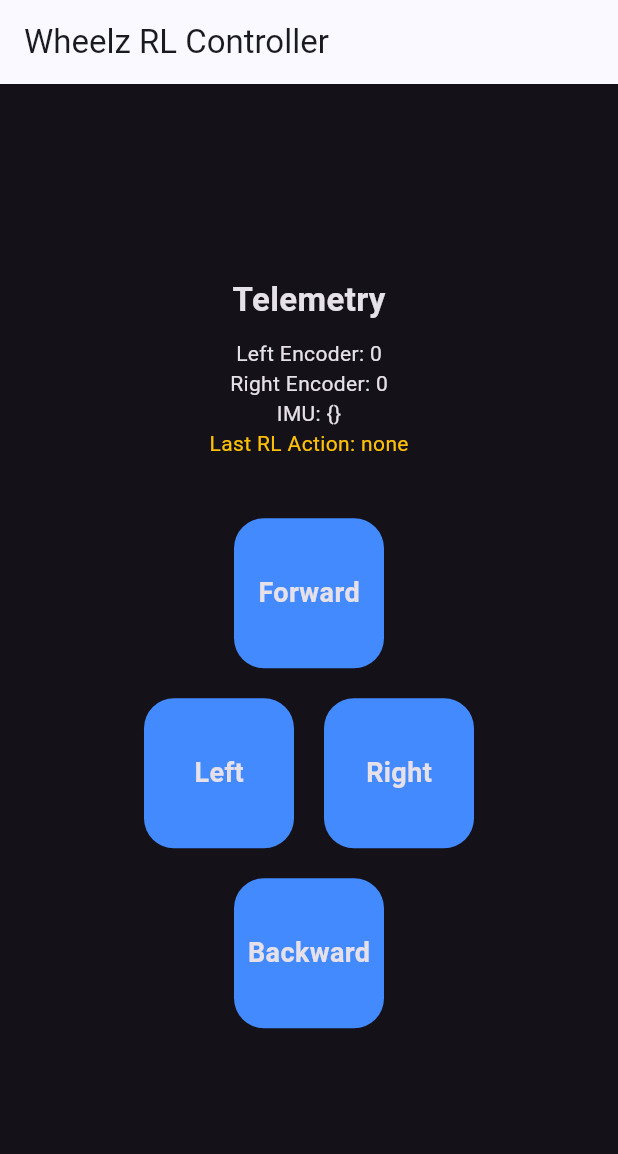
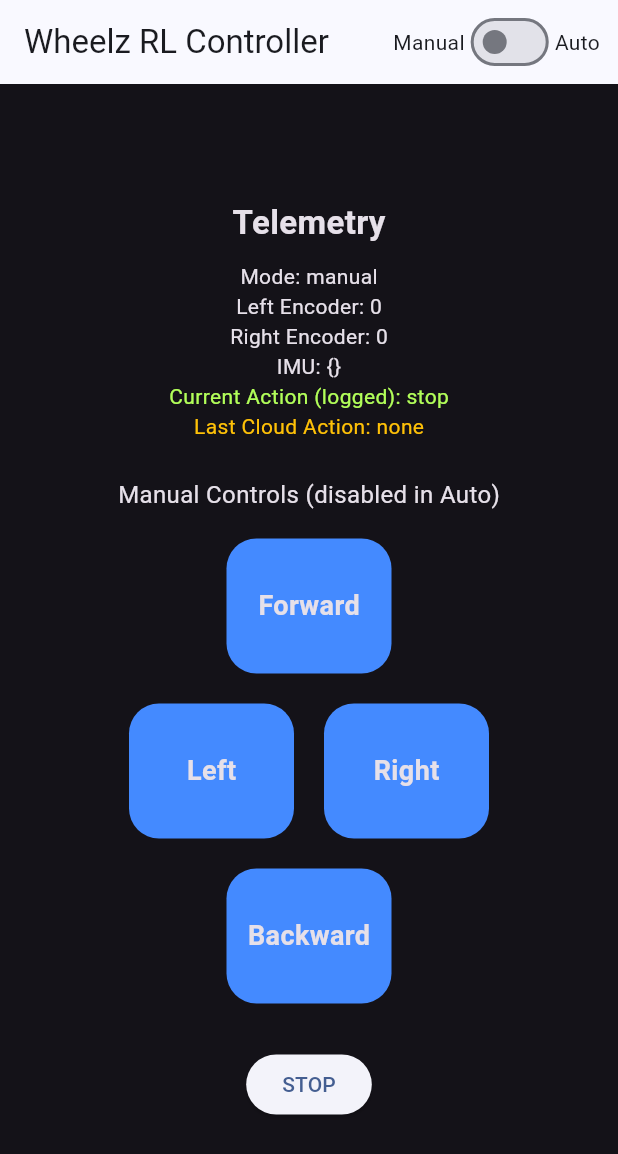
Before and after one commit to donovan-creator/Toolbox-App, a Flutter app: the screen it shows after launch, on a phone screen of 412 x 824 dp. Shown: the top 1154 px of the screen. Run offline on Flutter 3.47's test engine with Material 3 defaults, Android fonts, the phone set to English and light mode, and no system bars; network calls fail.

Commit message:
Add manual/auto mode toggle and training-ready telemetry (action + mode logging)

```diff
--- a/toolbox_app/lib/main.dart
+++ b/toolbox_app/lib/main.dart
@@ -22,6 +22,8 @@ class RobotApp extends StatelessWidget {
   }
 }
 
+enum ControlMode { manual, auto }
+
 class RobotHomePage extends StatefulWidget {
   const RobotHomePage({super.key});
 
@@ -33,17 +35,25 @@ class _RobotHomePageState extends State<RobotHomePage> {
   final String espBaseUrl = 'http://172.20.10.3'; // ESP8266 IP (hotspot)
   final String cloudUrl = 'https://wheelz-cloud.onrender.com/update'; // Render cloud server
 
+  // Telemetry
   int leftCount = 0;
   int rightCount = 0;
   Map<String, dynamic> imuData = {};
-  String lastAction = "none";
+
+  // Control / logging
+  ControlMode mode = ControlMode.manual;
+  String currentAction = "stop"; // what is being applied right now
+  String lastCloudAction = "none";
+
   Timer? updateTimer;
+
+  // Tick rate: 5 Hz = every 200ms. (You can try 100ms for 10 Hz later.)
+  static const Duration tick = Duration(milliseconds: 200);
 
   @override
   void initState() {
     super.initState();
-    // Begin automatic RL loop
-    updateTimer = Timer.periodic(const Duration(seconds: 2), (_) => syncWithCloud());
+    updateTimer = Timer.periodic(tick, (_) => syncWithCloud());
   }
 
   @override
@@ -55,69 +65,159 @@ class _RobotHomePageState extends State<RobotHomePage> {
   // ==== Fetch from ESP ====
   Future<void> fetchESPData() async {
     try {
-      final countsResponse = await http.get(Uri.parse('$espBaseUrl/counts')).timeout(const Duration(seconds: 2));
-      final imuResponse = await http.get(Uri.parse('$espBaseUrl/imu')).timeout(const Duration(seconds: 2));
+      final countsResponse = await http
+          .get(Uri.parse('$espBaseUrl/counts'))
+          .timeout(const Duration(seconds: 2));
+
+      final imuResponse = await http
+          .get(Uri.parse('$espBaseUrl/imu'))
+          .timeout(const Duration(seconds: 2));
 
       final counts = countsResponse.body.split('|');
-      final left = int.tryParse(counts[0].replaceAll(RegExp(r'[^0-9\-]'), '')) ?? leftCount;
-      final right = int.tryParse(counts[1].replaceAll(RegExp(r'[^0-9\-]'), '')) ?? rightCount;
 
+      final left =
+          int.tryParse(counts[0].replaceAll(RegExp(r'[^0-9\-]'), '')) ??
+              leftCount;
+      final right =
+          int.tryParse(counts[1].replaceAll(RegExp(r'[^0-9\-]'), '')) ??
+              rightCount;
+
+      final decodedImu = jsonDecode(imuResponse.body);
+      if (decodedImu is Map<String, dynamic>) {
         setState(() {
           leftCount = left;
           rightCount = right;
-        imuData = jsonDecode(imuResponse.body);
+          imuData = decodedImu;
         });
+      }
     } catch (e) {
       debugPrint('Error fetching ESP data: $e');
     }
   }
 
-  // ==== Send to cloud (RL) and execute action ====
+  // ==== Execute a command on ESP ====
+  Future<void> sendEspCommand(String cmd) async {
+    try {
+      await http
+          .get(Uri.parse('$espBaseUrl/$cmd'))
+          .timeout(const Duration(seconds: 2));
+    } catch (e) {
+      debugPrint('ESP command error ($cmd): $e');
+    }
+  }
+
+  // ==== Cloud sync (logging always; control only in auto mode) ====
   Future<void> syncWithCloud() async {
     await fetchESPData();
 
+    // Build payload that is training-ready
+    final payload = {
+      'timestamp': DateTime.now().millisecondsSinceEpoch,
+      'imu': imuData,
+      'counts': {'left': leftCount, 'right': rightCount},
+      'action': currentAction,
+      'mode': (mode == ControlMode.manual) ? 'manual' : 'auto',
+    };
+
     try {
-      final response = await http.post(
+      final response = await http
+          .post(
             Uri.parse(cloudUrl),
             headers: {'Content-Type': 'application/json'},
-        body: jsonEncode({
-          'imu': imuData,
-          'counts': {'left': leftCount, 'right': rightCount},
-        }),
-      );
+            body: jsonEncode(payload),
+          )
+          .timeout(const Duration(seconds: 3));
 
-      if (response.statusCode == 200) {
+      if (response.statusCode != 200) {
+        debugPrint('Cloud server error: ${response.statusCode}');
+        // Safety stop only in auto mode
+        if (mode == ControlMode.auto) {
+          await sendEspCommand('stop');
+          setState(() => currentAction = 'stop');
+        }
+        return;
+      }
+
       final decoded = jsonDecode(response.body);
       final action = decoded['action'];
-        if (action != null && action != 'none') {
-          setState(() => lastAction = action);
-          await http.get(Uri.parse('$espBaseUrl/$action')).timeout(const Duration(seconds: 2));
+
+      // Always show what cloud wanted (for debugging)
+      if (action != null) {
+        setState(() => lastCloudAction = action.toString());
       }
-        debugPrint('RL Action Executed: $action');
+
+      // IMPORTANT: only execute returned action in AUTO mode
+      if (mode == ControlMode.auto) {
+        final String act = (action ?? 'none').toString();
+
+        // Treat these as "no-op"
+        if (act.isEmpty || act == 'none' || act == 'null') {
+          return;
+        }
+
+        // If your ESP uses endpoints /forward, /backward, /left, /right, /stop
+        // make sure the server returns exactly those strings.
+        await sendEspCommand(act);
+
+        setState(() {
+          currentAction = act;
+        });
+
+        debugPrint('AUTO: Executed cloud action: $act');
       } else {
-        debugPrint('Cloud server error: ${response.statusCode}');
+        // Manual mode: do not execute cloud actions
+        debugPrint('MANUAL: Logged telemetry (cloud action ignored)');
       }
     } catch (e) {
       debugPrint('Error syncing with cloud: $e');
+
+      // Safety stop only in auto mode
+      if (mode == ControlMode.auto) {
+        await sendEspCommand('stop');
+        setState(() => currentAction = 'stop');
+      }
     }
   }
 
   // ==== Manual buttons ====
   Widget buildControlButton(String label, String command) {
     return GestureDetector(
-      onTapDown: (_) => http.get(Uri.parse('$espBaseUrl/$command')),
-      onTapUp: (_) => http.get(Uri.parse('$espBaseUrl/stop')),
-      onTapCancel: () => http.get(Uri.parse('$espBaseUrl/stop')),
+      onTapDown: (_) async {
+        // In manual mode, manual buttons drive the robot.
+        // In auto mode, you can either ignore presses or allow them as an override.
+        if (mode == ControlMode.manual) {
+          setState(() => currentAction = command);
+          await sendEspCommand(command);
+        }
+      },
+      onTapUp: (_) async {
+        if (mode == ControlMode.manual) {
+          setState(() => currentAction = 'stop');
+          await sendEspCommand('stop');
+        }
+      },
+      onTapCancel: () async {
+        if (mode == ControlMode.manual) {
+          setState(() => currentAction = 'stop');
+          await sendEspCommand('stop');
+        }
+      },
+      child: Opacity(
+        opacity: (mode == ControlMode.manual) ? 1.0 : 0.45,
         child: Container(
-        width: 100,
-        height: 100,
+          width: 110,
+          height: 90,
           margin: const EdgeInsets.all(10),
           decoration: BoxDecoration(
             color: Colors.blueAccent,
             borderRadius: BorderRadius.circular(20),
           ),
           child: Center(
-          child: Text(label, style: const TextStyle(fontSize: 18, fontWeight: FontWeight.bold)),
+            child: Text(
+              label,
+              style: const TextStyle(fontSize: 18, fontWeight: FontWeight.bold),
+            ),
+          ),
         ),
       ),
     );
@@ -127,18 +227,57 @@ class _RobotHomePageState extends State<RobotHomePage> {
   @override
   Widget build(BuildContext context) {
     return Scaffold(
-      appBar: AppBar(title: const Text('Wheelz RL Controller')),
+      appBar: AppBar(
+        title: const Text('Wheelz RL Controller'),
+        actions: [
+          Row(
+            children: [
+              const Text('Manual'),
+              Switch(
+                value: mode == ControlMode.auto,
+                onChanged: (v) async {
+                  setState(() {
+                    mode = v ? ControlMode.auto : ControlMode.manual;
+                    // If switching to manual, ensure robot isn't still moving from auto
+                    // (optional but safer)
+                  });
+
+                  if (mode == ControlMode.manual) {
+                    setState(() => currentAction = 'stop');
+                    await sendEspCommand('stop');
+                  }
+                },
+              ),
+              const Text('Auto'),
+              const SizedBox(width: 12),
+            ],
+          )
+        ],
+      ),
       body: Center(
+        child: SingleChildScrollView(
           child: Column(
             mainAxisAlignment: MainAxisAlignment.center,
             children: [
-            const Text('Telemetry', style: TextStyle(fontSize: 22, fontWeight: FontWeight.bold)),
+              const Text(
+                'Telemetry',
+                style: TextStyle(fontSize: 22, fontWeight: FontWeight.bold),
+              ),
               const SizedBox(height: 10),
+              Text('Mode: ${mode == ControlMode.manual ? "manual" : "auto"}'),
               Text('Left Encoder: $leftCount'),
               Text('Right Encoder: $rightCount'),
               Text('IMU: $imuData'),
-            Text('Last RL Action: $lastAction', style: const TextStyle(color: Colors.amber)),
-            const SizedBox(height: 30),
+              Text('Current Action (logged): $currentAction',
+                  style: const TextStyle(color: Colors.lightGreenAccent)),
+              Text('Last Cloud Action: $lastCloudAction',
+                  style: const TextStyle(color: Colors.amber)),
+              const SizedBox(height: 24),
+
+              // Manual controls
+              const Text('Manual Controls (disabled in Auto)',
+                  style: TextStyle(fontSize: 16)),
+              const SizedBox(height: 8),
               buildControlButton('Forward', 'forward'),
               Row(
                 mainAxisAlignment: MainAxisAlignment.center,
@@ -148,7 +287,17 @@ class _RobotHomePageState extends State<RobotHomePage> {
                 ],
               ),
               buildControlButton('Backward', 'backward'),
+
+              const SizedBox(height: 20),
+              ElevatedButton(
+                onPressed: () async {
+                  setState(() => currentAction = 'stop');
+                  await sendEspCommand('stop');
+                },
+                child: const Text('STOP'),
+              ),
             ],
+          ),
         ),
       ),
     );
```
Lines whose indentation alone changed are shown as unchanged.
